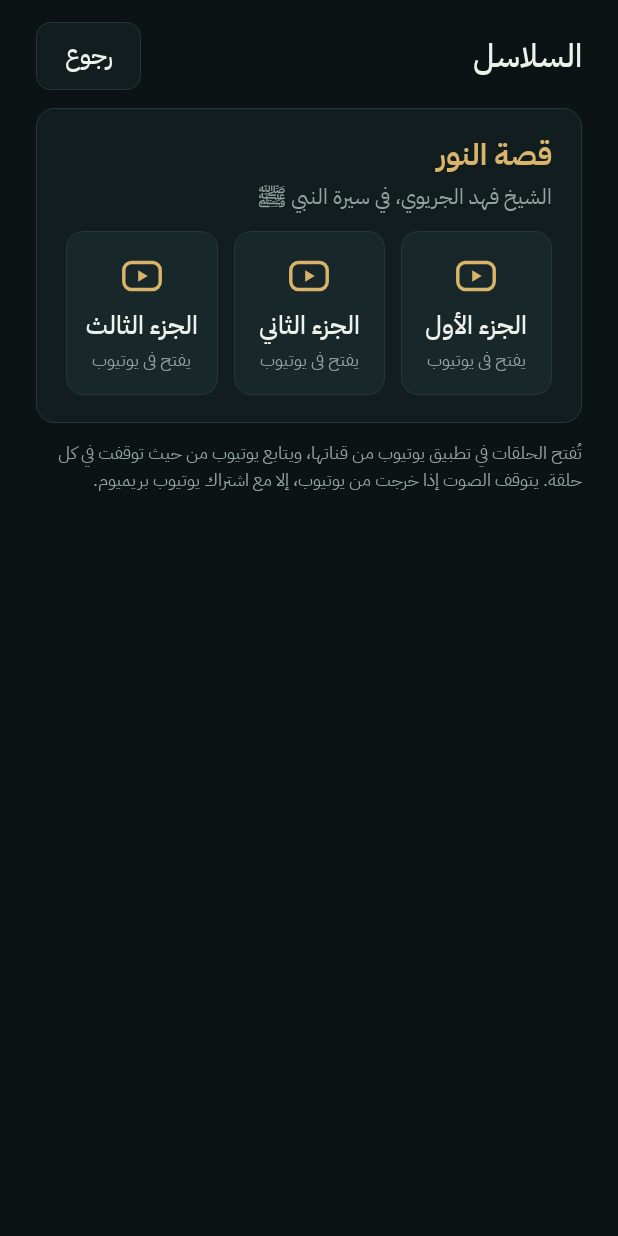
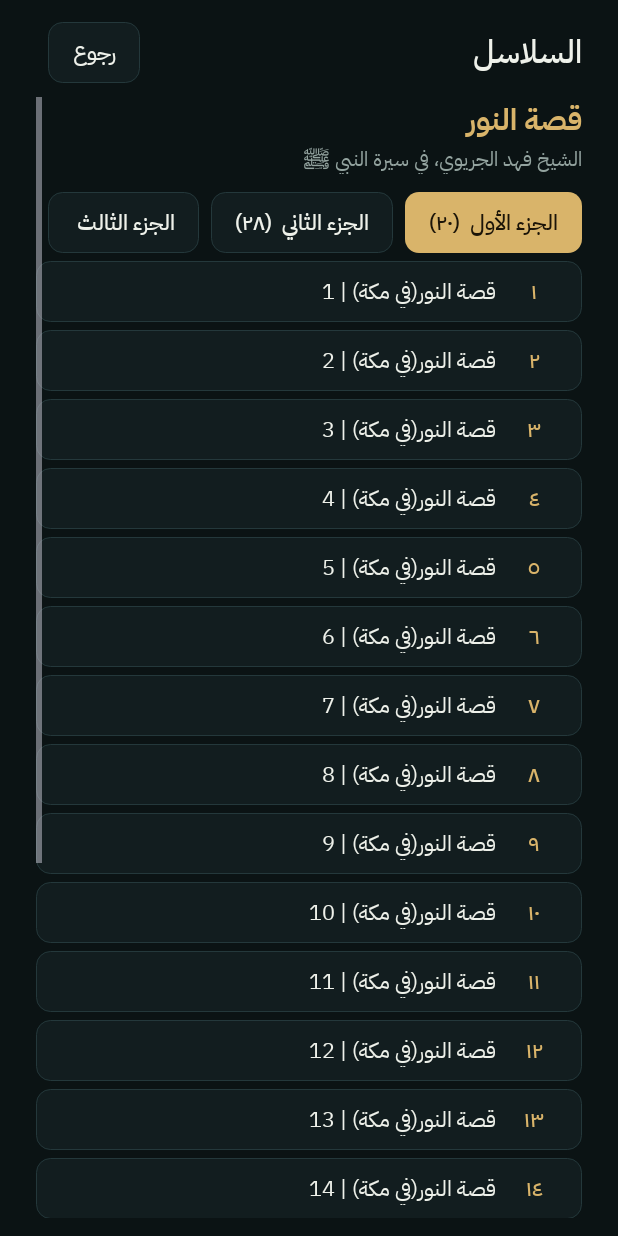
Before and after one commit to Saqaby/Saqaby-UrCar, an Android app: the SeriesActivity screen opened directly, with no data from a screen before it, on a phone screen of 412 x 824 dp. Run offline under Robolectric (Android 15) with nearby library versions, the phone set to English and light mode, and no system bars.

Commit message:
«السلاسل»: the episodes of each part listed, one opened at itself in its playlist, «تابع» for the last one, YouTube's own progress followed
Co-Authored-By: Claude Opus 5.5 <noreply@anthropic.com>
Claude-Session: https://claude.ai/code/session_01JvWr6EoBNFRXzEZ8Ycbenz

```diff
--- a/android/app/src/main/java/sa/urcar/home/PanelService.java
+++ b/android/app/src/main/java/sa/urcar/home/PanelService.java
@@ -159,6 +159,7 @@ public class PanelService extends Service implements Panel.Actions {
             askCity(now);
             if (panel != null && HomeActivity.resumed) draw(now);
             strip(now);
+            seriesWatch(now);
             background(now);
             h.postDelayed(this, 1000);
         }
@@ -858,6 +859,29 @@ public class PanelService extends Service implements Panel.Actions {
         String pr = day.name((int) n[0], now) + " " + Day.clockOf(n[1]) + "، باقٍ " + Ui.remaining(Math.max(60, Math.round((n[1] - now) / 1000.0)));
         return new String[]{hi, Day.weekday(now) + "، " + Day.hijriText(now), pr, day.placeName()};
     }
+    /**
+     * «السلاسل»: YouTube playing an episode of a series (its title, from its media session) makes it the last one,
+     * so «تابع» goes on from what YouTube moved on to by itself. Every 10 seconds.
+     */
+    private org.json.JSONArray seriesList;
+    private long seriesAt;
+    private void seriesWatch(long now) {
+        if (now - seriesAt < 10_000) return;
+        seriesAt = now;
+        MediaController mc = NotiListener.session(this);
+        if (mc == null || !"com.google.android.youtube".equals(mc.getPackageName()) || !NotiListener.playing(mc)) return;
+        String t = NotiListener.title(mc).trim();
+        if (t.isEmpty()) return;
+        if (seriesList == null) seriesList = SeriesActivity.load(this);
+        for (int s = 0; s < seriesList.length(); s++) {
+            org.json.JSONArray parts = seriesList.optJSONObject(s).optJSONArray("parts");
+            for (int p = 0; p < parts.length(); p++) {
+                org.json.JSONArray eps = parts.optJSONObject(p).optJSONArray("episodes");
+                for (int e = 0; e < eps.length(); e++)
+                    if (eps.optJSONObject(e).optString("title").trim().equals(t)) { Prefs.put(this, "series_last", eps.optJSONObject(e).optString("id")); return; }
+            }
+        }
+    }
     /** The settings: the strip's switch or its place changed. */
     void stripReset() { if (strip != null) { strip.show(false); strip = null; } }
     /** «أماكني»: the owner's places, to choose one and go. */
--- a/android/app/src/main/java/sa/urcar/home/SeriesActivity.java
+++ b/android/app/src/main/java/sa/urcar/home/SeriesActivity.java
@@ -1,6 +1,7 @@
 package sa.urcar.home;
 
 import android.app.Activity;
+import android.content.Context;
 import android.content.Intent;
 import android.net.Uri;
 import android.os.Bundle;
@@ -11,25 +12,50 @@ import android.widget.ScrollView;
 import android.widget.TextView;
 import android.widget.Toast;
 
+import org.json.JSONArray;
+import org.json.JSONObject;
+
 /**
- * «السلاسل» in the audio library: series of talks, each part a YouTube playlist the owner chose, opened in the YouTube
- * app (their sound is not copied or played here: they belong to their makers and are published on YouTube). The part
- * last opened is marked, to go on from it.
+ * «السلاسل» in the audio library: series of talks the owner chose, published on YouTube by their makers. Their
+ * episodes, in order (assets/series.json, series.yml), are listed here; one opens in the YouTube app at that very
+ * episode, in its playlist, so YouTube goes on to the next by itself. «تابع» opens the last one: the one tapped here,
+ * or the one YouTube was last seen playing (PanelService.seriesWatch). Nothing of their sound is copied or played here.
  */
 public class SeriesActivity extends Activity {
-    /** {series, part's name, playlist id}. */
-    static final String[][] PARTS = {
-            {"قصة النور", "الجزء الأول", "PLHJHnMgllLINSe_mNRxIbRmXQ5dJJSLuu"},
-            {"قصة النور", "الجزء الثاني", "PLHJHnMgllLIOOC7mJnqOYRld8J3izWLau"},
-            {"قصة النور", "الجزء الثالث", "PLHJHnMgllLIP422lV0MdJtMuWSy9VD3Bz"},
-    };
-    static final String[] BY = {"قصة النور", "الشيخ فهد الجريوي، في سيرة النبي ﷺ"};
     private Ui.Theme th;
     private LinearLayout list;
+    private JSONArray series;
+    private int part = -1;
+
+    static JSONArray load(Context c) {
+        try (java.io.InputStream in = c.getAssets().open("series.json")) {
+            java.io.ByteArrayOutputStream b = new java.io.ByteArrayOutputStream();
+            byte[] buf = new byte[16384];
+            for (int n; (n = in.read(buf)) > 0; ) b.write(buf, 0, n);
+            return new JSONObject(b.toString("UTF-8")).getJSONArray("series");
+        } catch (Exception e) { return new JSONArray(); }
+    }
+    /** The episode's title without the speaker's name after it: «قصة النور (3) |1|». */
+    static String shortTitle(String t) {
+        String s = t.replaceAll("\\s*[|│ـ-]*\\s*(لل?شيخ|الشيخ)\\s*:?.*$", "").trim();
+        return s.isEmpty() ? t : s;
+    }
+    /** {series, part, episode} of a video id, or null. */
+    static int[] find(JSONArray series, String id) {
+        for (int s = 0; s < series.length(); s++) {
+            JSONArray parts = series.optJSONObject(s).optJSONArray("parts");
+            for (int p = 0; p < parts.length(); p++) {
+                JSONArray eps = parts.optJSONObject(p).optJSONArray("episodes");
+                for (int e = 0; e < eps.length(); e++) if (eps.optJSONObject(e).optString("id").equals(id)) return new int[]{s, p, e};
+            }
+        }
+        return null;
+    }
 
     @Override protected void onCreate(Bundle b) {
         super.onCreate(b);
         th = new Ui.Theme(PanelService.live != null && PanelService.live.dayNow());
+        series = load(this);
         LinearLayout root = new LinearLayout(this);
         root.setOrientation(LinearLayout.VERTICAL);
         root.setLayoutDirection(View.LAYOUT_DIRECTION_RTL);
@@ -40,18 +66,13 @@ public class SeriesActivity extends Activity {
         TextView title = Ui.text(this, 32, Ui.medium(this), th.fg);
         title.setText("السلاسل");
         top.addView(title, new LinearLayout.LayoutParams(0, -2, 1));
-        TextView back = Ui.text(this, 24, Ui.medium(this), th.fg);
-        back.setText("رجوع");
-        back.setPadding(28, 16, 28, 16);
-        back.setBackground(Ui.box(th.panel, th.line, 14));
-        back.setOnClickListener(v -> finish());
-        top.addView(back);
+        top.addView(chip("رجوع", false, this::finish));
         root.addView(top);
         ScrollView sv = new ScrollView(this);
         list = new LinearLayout(this);
         list.setOrientation(LinearLayout.VERTICAL);
         sv.addView(list);
-        root.addView(sv, new LinearLayout.LayoutParams(-1, 0, 1) {{ topMargin = 18; }});
+        root.addView(sv, new LinearLayout.LayoutParams(-1, 0, 1) {{ topMargin = 14; }});
         setContentView(root);
     }
     @Override protected void onResume() { super.onResume(); build(); }
@@ -59,55 +80,104 @@ public class SeriesActivity extends Activity {
     private void build() {
         list.removeAllViews();
         String last = Prefs.of(this).getString("series_last", "");
-        LinearLayout card = new LinearLayout(this);
-        card.setOrientation(LinearLayout.VERTICAL);
-        card.setPadding(30, 24, 30, 28);
-        card.setBackground(Ui.box(th.panel, th.line, 18));
+        int[] at = find(series, last);
+        if (series.length() == 0) { list.addView(note("لا سلاسل بعد.")); return; }
+        JSONObject s = series.optJSONObject(at != null ? at[0] : 0);
+        JSONArray parts = s.optJSONArray("parts");
+        if (part < 0) part = at != null ? at[1] : 0;
+
         TextView name = Ui.text(this, 30, Ui.display(this), th.sand);
-        name.setText(BY[0]);
-        TextView by = Ui.text(this, 21, Ui.regular(this), th.muted);
-        by.setText(BY[1]);
-        card.addView(name);
-        card.addView(by, new LinearLayout.LayoutParams(-2, -2) {{ topMargin = 4; bottomMargin = 18; }});
-        LinearLayout row = new LinearLayout(this);
-        for (String[] p : PARTS) {
-            boolean on = p[2].equals(last);
-            LinearLayout cell = new LinearLayout(this);
-            cell.setOrientation(LinearLayout.VERTICAL);
-            cell.setGravity(Gravity.CENTER);
-            cell.setPadding(16, 22, 16, 22);
-            cell.setBackground(on ? Ui.box(th.sand, 0, 16) : Ui.box(th.panel2, th.line, 16));
-            Ui.Icon ic = new Ui.Icon(this, Ui.Icon.YOUTUBE, on ? th.sandInk : th.sand);
-            cell.addView(ic, new LinearLayout.LayoutParams(46, 46));
-            TextView t = Ui.text(this, 25, Ui.medium(this), on ? th.sandInk : th.fg);
-            t.setText(p[1]);
-            cell.addView(t, new LinearLayout.LayoutParams(-2, -2) {{ topMargin = 8; }});
-            TextView s = Ui.text(this, 18, Ui.regular(this), on ? th.sandInk : th.muted);
-            s.setText(on ? "آخر ما فتحت" : "يفتح في يوتيوب");
-            cell.addView(s, new LinearLayout.LayoutParams(-2, -2) {{ topMargin = 2; }});
-            cell.setOnClickListener(v -> open(p[2]));
-            LinearLayout.LayoutParams cl = new LinearLayout.LayoutParams(0, -2, 1);
-            if (row.getChildCount() > 0) cl.setMarginStart(16);
-            row.addView(cell, cl);
+        name.setText(s.optString("name"));
+        list.addView(name);
+        TextView by = Ui.text(this, 20, Ui.regular(this), th.muted);
+        by.setText(s.optString("by"));
+        list.addView(by, new LinearLayout.LayoutParams(-2, -2) {{ topMargin = 2; }});
+
+        // «تابع»: the last episode, big
+        if (at != null) {
+            JSONObject e = parts.optJSONObject(at[1]).optJSONArray("episodes").optJSONObject(at[2]);
+            LinearLayout go = new LinearLayout(this);
+            go.setGravity(Gravity.CENTER_VERTICAL);
+            go.setPadding(26, 18, 26, 18);
+            go.setBackground(Ui.box(th.sand, 0, 16));
+            go.addView(new Ui.Icon(this, Ui.Icon.PLAY, th.sandInk), new LinearLayout.LayoutParams(34, 34));
+            TextView t = Ui.text(this, 25, Ui.medium(this), th.sandInk);
+            t.setText("تابع: " + parts.optJSONObject(at[1]).optString("name") + "، " + shortTitle(e.optString("title")));
+            t.setEllipsize(android.text.TextUtils.TruncateAt.END);
+            LinearLayout.LayoutParams tl = new LinearLayout.LayoutParams(0, -2, 1);
+            tl.setMarginStart(16);
+            go.addView(t, tl);
+            final String id = e.optString("id"), pl = parts.optJSONObject(at[1]).optString("playlist");
+            go.setOnClickListener(v -> open(id, pl));
+            list.addView(go, new LinearLayout.LayoutParams(-1, -2) {{ topMargin = 16; }});
         }
-        card.addView(row);
-        list.addView(card, new LinearLayout.LayoutParams(-1, -2));
-        TextView note = Ui.text(this, 18, Ui.regular(this), th.muted);
-        note.setSingleLine(false);
-        note.setText("تُفتح الحلقات في تطبيق يوتيوب من قناتها، ويتابع يوتيوب من حيث توقفت في كل حلقة. يتوقف الصوت إذا خرجت من يوتيوب، إلا مع اشتراك يوتيوب بريميوم.");
-        list.addView(note, new LinearLayout.LayoutParams(-1, -2) {{ topMargin = 16; }});
+
+        // the parts as tabs
+        LinearLayout tabs = new LinearLayout(this);
+        for (int p = 0; p < parts.length(); p++) {
+            final int pp = p;
+            JSONObject po = parts.optJSONObject(p);
+            TextView t = chip(po.optString("name") + "  (" + Ui.ar(po.optJSONArray("episodes").length()) + ")", p == part, () -> { part = pp; build(); });
+            tabs.addView(t);
+        }
+        list.addView(tabs, new LinearLayout.LayoutParams(-2, -2) {{ topMargin = 18; }});
+
+        // the episodes of the part chosen, the last one marked
+        JSONObject po = parts.optJSONObject(part);
+        JSONArray eps = po.optJSONArray("episodes");
+        for (int e = 0; e < eps.length(); e++) {
+            JSONObject ep = eps.optJSONObject(e);
+            final String id = ep.optString("id"), pl = po.optString("playlist");
+            boolean on = id.equals(last);
+            LinearLayout row = new LinearLayout(this);
+            row.setGravity(Gravity.CENTER_VERTICAL);
+            row.setPadding(22, 14, 22, 14);
+            row.setBackground(on ? Ui.box(th.panel2, th.sand, 14) : Ui.box(th.panel, th.line, 14));
+            TextView n = Ui.text(this, 22, Ui.medium(this), th.sand);
+            n.setText(Ui.ar(e + 1));
+            n.setGravity(Gravity.CENTER);
+            row.addView(n, new LinearLayout.LayoutParams(52, -2));
+            TextView t = Ui.text(this, 22, Ui.regular(this), th.fg);
+            t.setText(shortTitle(ep.optString("title")));
+            t.setEllipsize(android.text.TextUtils.TruncateAt.END);
+            LinearLayout.LayoutParams tl = new LinearLayout.LayoutParams(0, -2, 1);
+            tl.setMarginStart(12);
+            row.addView(t, tl);
+            if (on) { TextView m = Ui.text(this, 18, Ui.medium(this), th.sand); m.setText("آخر ما شاهدت"); row.addView(m); }
+            row.setOnClickListener(v -> open(id, pl));
+            list.addView(row, new LinearLayout.LayoutParams(-1, -2) {{ topMargin = 8; }});
+        }
+        list.addView(note("تُفتح الحلقة في يوتيوب ضمن قائمتها، فينتقل يوتيوب إلى التالية وحده، وتتذكر الشاشة آخر حلقة شُغّلت. يتوقف الصوت إذا خرجت من يوتيوب، إلا مع اشتراك يوتيوب بريميوم."));
     }
 
-    /** The playlist in the YouTube app; the browser if it is missing. */
-    private void open(String id) {
+    /** The episode in the YouTube app, in its playlist; the browser if it is missing. */
+    private void open(String id, String playlist) {
         Prefs.put(this, "series_last", id);
-        Uri u = Uri.parse("https://www.youtube.com/playlist?list=" + id);
-        Intent i = new Intent(Intent.ACTION_VIEW, u).setPackage("com.google.android.youtube");
+        Uri u = Uri.parse("https://www.youtube.com/watch?v=" + id + "&list=" + playlist);
         PanelService.front = "com.google.android.youtube";
-        try { startActivity(i); }
+        try { startActivity(new Intent(Intent.ACTION_VIEW, u).setPackage("com.google.android.youtube")); }
         catch (Exception e) {
             try { startActivity(new Intent(Intent.ACTION_VIEW, u)); }
             catch (Exception e2) { Toast.makeText(this, "لا يوجد يوتيوب ولا متصفح", Toast.LENGTH_LONG).show(); }
         }
     }
+
+    private TextView note(String s) {
+        TextView n = Ui.text(this, 18, Ui.regular(this), th.muted);
+        n.setSingleLine(false);
+        n.setText(s);
+        n.setPadding(0, 16, 0, 8);
+        return n;
+    }
+    private TextView chip(String text, boolean on, Runnable r) {
+        TextView c = Ui.text(this, 22, Ui.medium(this), on ? th.sandInk : th.fg);
+        c.setText(text);
+        c.setPadding(24, 14, 24, 14);
+        c.setBackground(on ? Ui.box(th.sand, 0, 14) : Ui.box(th.panel, th.line, 14));
+        c.setOnClickListener(v -> r.run());
+        LinearLayout.LayoutParams lp = new LinearLayout.LayoutParams(-2, -2);
+        lp.setMarginEnd(12);
+        c.setLayoutParams(lp);
+        return c;
+    }
 }
```
